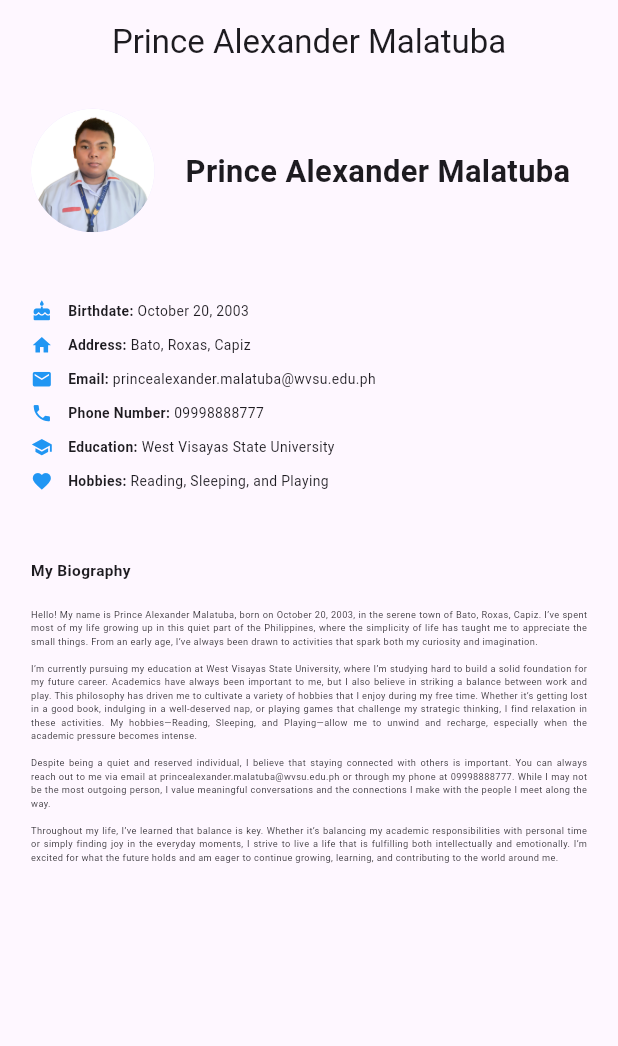
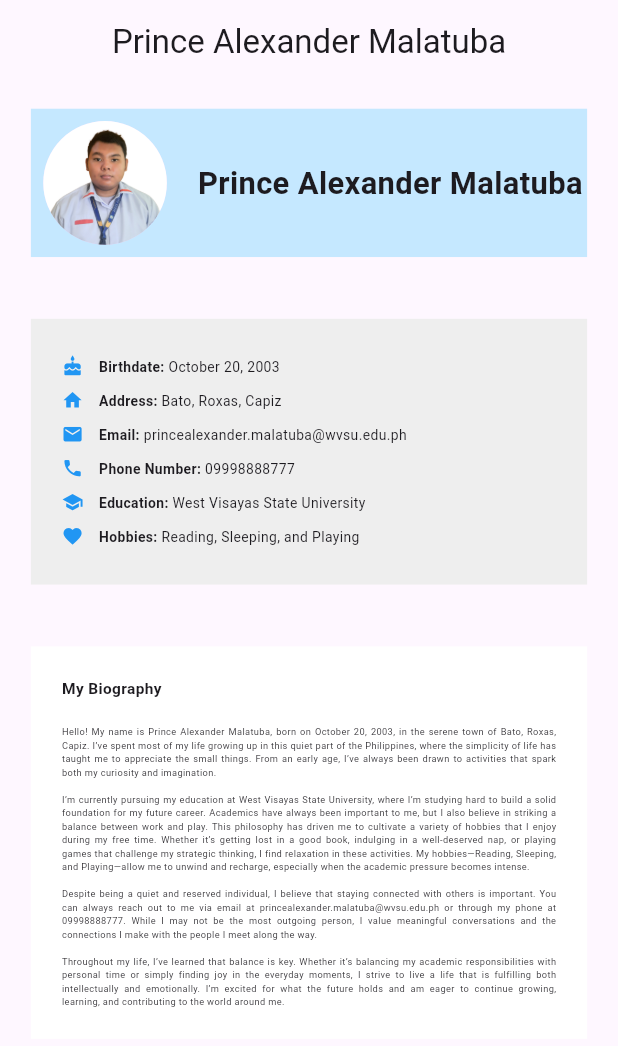
Before and after one commit to prhehns/unit4_assignment_lmalatuba, a Flutter app: the screen it shows after launch, on a phone screen of 412 x 824 dp. Shown: the top 1046 px of the screen. Run offline on Flutter 3.47's test engine with Material 3 defaults, Android fonts, the phone set to English and light mode, and no system bars.

Commit message:
put inside container

```diff
--- a/root/lib/main.dart
+++ b/root/lib/main.dart
@@ -30,7 +30,7 @@
 
     return Scaffold(
       appBar: AppBar(
-        title: const Text('Prince Alexander Malatuba'),  // Header
+        title: const Text('Prince Alexander Malatuba'), // Header
         centerTitle: true,
       ),
       body: SingleChildScrollView(
@@ -43,12 +43,15 @@
             crossAxisAlignment: CrossAxisAlignment.start,
             children: [
               // Profile Picture and Name
-              Row(
+              Container(
+                color: Colors.lightBlueAccent.withOpacity(0.3), // Background color
+                padding: EdgeInsets.all(screenWidth * 0.02), // Padding for the container
+                child: Row(
                   mainAxisAlignment: MainAxisAlignment.start,
                   crossAxisAlignment: CrossAxisAlignment.center,
                   children: [
                     CircleAvatar(
-                    radius: screenWidth * 0.10,  // Responsive profile picture size
+                      radius: screenWidth * 0.10, // Responsive profile picture size
                       backgroundImage: const AssetImage('assets/profile_picture.jpg'),
                     ),
                     SizedBox(width: screenWidth * 0.05),
@@ -58,7 +61,7 @@
                         Text(
                           'Prince Alexander Malatuba',
                           style: TextStyle(
-                          fontSize: screenWidth * 0.05,  // Responsive font size
+                            fontSize: screenWidth * 0.05, // Responsive font size
                             fontWeight: FontWeight.bold,
                           ),
                         ),
@@ -66,9 +69,15 @@
                     ),
                   ],
                 ),
+              ),
               SizedBox(height: screenHeight * 0.05), // Spacing after profile section
 
               // Information Section
+              Container(
+                color: Colors.grey[200], // Background color for info section
+                padding: EdgeInsets.all(screenWidth * 0.05), // Padding for the container
+                child: Column(
+                  children: [
                     InfoSection(
                       icon: Icons.cake,
                       label: 'Birthdate',
@@ -105,10 +114,19 @@
                       value: 'Reading, Sleeping, and Playing',
                       screenWidth: screenWidth * 0.5,
                     ),
+                  ],
+                ),
+              ),
 
               SizedBox(height: screenHeight * 0.05), // Spacing after info section
 
               // Biography Section
+              Container(
+                color: Colors.white, // Background color for biography section
+                padding: EdgeInsets.all(screenWidth * 0.05), // Padding for the container
+                child: Column(
+                  crossAxisAlignment: CrossAxisAlignment.start,
+                  children: [
                     Text(
                       'My Biography',
                       style: TextStyle(
@@ -126,9 +144,12 @@
 
 Throughout my life, I’ve learned that balance is key. Whether it’s balancing my academic responsibilities with personal time or simply finding joy in the everyday moments, I strive to live a life that is fulfilling both intellectually and emotionally. I’m excited for what the future holds and am eager to continue growing, learning, and contributing to the world around me.""",
                       style: TextStyle(
-                  fontSize: screenWidth * 0.015,  // Responsive text size for biography
+                        fontSize: screenWidth * 0.015, // Responsive text size for biography
                       ),
                       textAlign: TextAlign.justify,
+                    ),
+                  ],
+                ),
               ),
             ],
           ),
```
Lines whose indentation alone changed are shown as unchanged.
